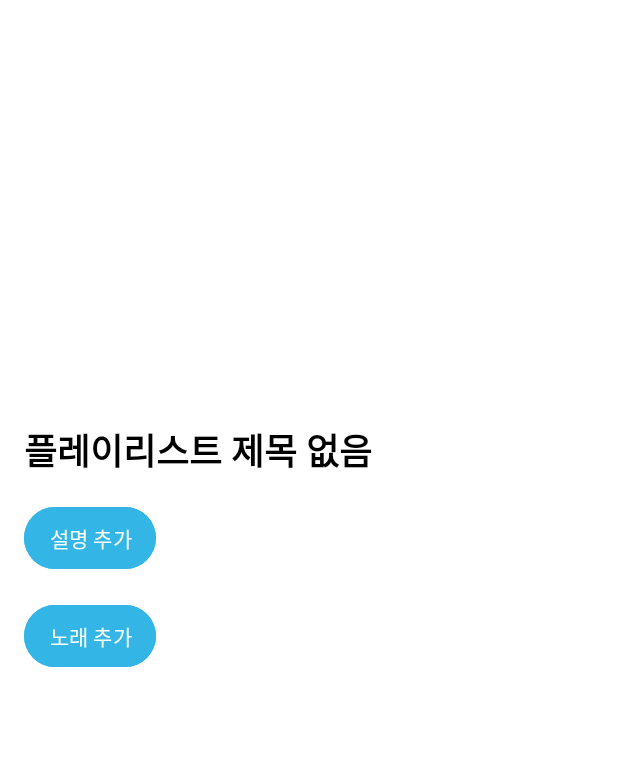
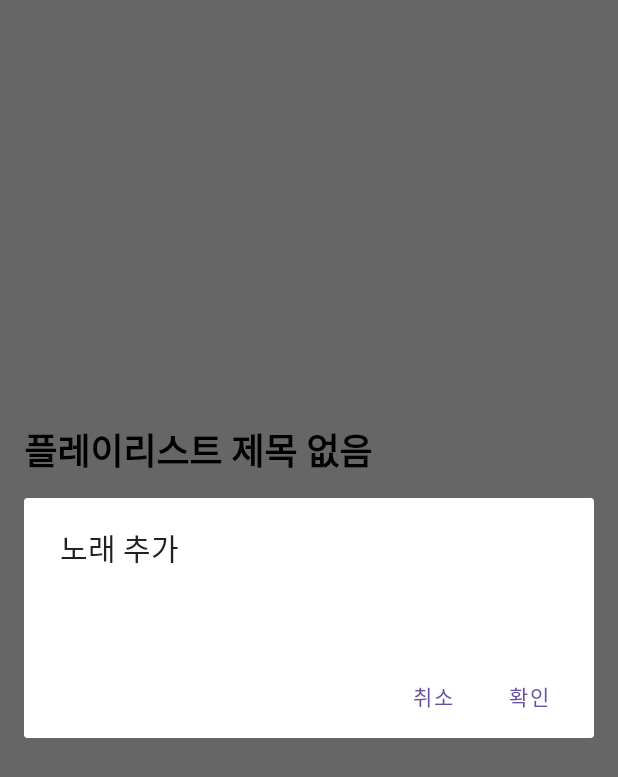
Before and after one commit to tejava317/SingSangSung, an Android app: the Tab3CustomActivity screen opened directly, with no data from a screen before it, after a tap on "노래 추가", on a phone screen of 412 x 824 dp. Shown: the top 777 px of the screen. Run offline under Robolectric (Android 15) with nearby library versions, the phone set to English and light mode, and no system bars.

Commit message:
feat: Implement song selection button (Required to update design)

```diff
--- a/app/src/main/java/com/example/singsangsung/Tab3BottomSheetFragment.kt
+++ b/app/src/main/java/com/example/singsangsung/Tab3BottomSheetFragment.kt
@@ -70,6 +70,7 @@ class Tab3BottomSheetFragment : BottomSheetDialogFragment() {
         val intent = Intent(requireContext(), Tab3CustomActivity::class.java).apply {
             putExtra("playlist_name", playlist.name)
             putExtra("playlist_image", playlist.imageUrl)
+            putIntegerArrayListExtra("playlist_songs", ArrayList(playlist.songs))
         }
         startActivity(intent)
         dismiss() // Bottom Sheet 닫기
--- a/app/src/main/java/com/example/singsangsung/Tab3CustomActivity.kt
+++ b/app/src/main/java/com/example/singsangsung/Tab3CustomActivity.kt
@@ -6,9 +6,12 @@ import android.view.View
 import android.widget.Button
 import android.widget.EditText
 import android.widget.ImageView
+import android.widget.LinearLayout
 import android.widget.TextView
 import androidx.appcompat.app.AppCompatActivity
 import com.bumptech.glide.Glide
+import com.example.singsangsung.model.Song
+import org.json.JSONArray
 
 class Tab3CustomActivity : AppCompatActivity() {
 
@@ -42,7 +45,11 @@ class Tab3CustomActivity : AppCompatActivity() {
 
         // '노래 추가' 버튼 클릭 리스너
         addSongButton.setOnClickListener {
-            // TODO: 노래 추가 로직 구현
+            showSongSelectionDialog(
+                playlistSongs = intent.getIntegerArrayListExtra("playlist_songs") ?: arrayListOf(),
+                addSongButton = addSongButton,
+                songContainer = findViewById(R.id.songContainer)
+            )
         }
     }
 
@@ -72,4 +79,71 @@ class Tab3CustomActivity : AppCompatActivity() {
 
         dialog.show()
     }
+
+    // '노래 추가' 팝업 다이얼로그
+    private fun showSongSelectionDialog(
+        playlistSongs: List<Int>,
+        addSongButton: Button,
+        songContainer: LinearLayout
+    ) {
+        val songs = loadSongsFromAssets() // 모든 노래 정보
+        val playlistSongsData = songs.filter { playlistSongs.contains(it.id) } // 플레이리스트 노래 필터링
+        val selectedSongs = mutableListOf<Song>()
+
+        val songNames = playlistSongsData.map { it.title }.toTypedArray() // 노래 제목 리스트
+        val selectedItems = BooleanArray(songNames.size) // 선택 상태 저장
+
+        val dialog = AlertDialog.Builder(this)
+            .setTitle("노래 추가")
+            .setMultiChoiceItems(songNames, selectedItems) { _, which, isChecked ->
+                if (isChecked) {
+                    selectedSongs.add(playlistSongsData[which])
+                } else {
+                    selectedSongs.remove(playlistSongsData[which])
+                }
+            }
+            .setPositiveButton("확인") { _, _ ->
+                if (selectedSongs.isNotEmpty()) {
+                    // '노래 추가' 버튼 숨기기
+                    addSongButton.visibility = View.GONE
+
+                    // 선택한 노래를 표시
+                    selectedSongs.forEach { song ->
+                        val textView = TextView(this).apply {
+                            text = "${song.title} - ${song.artist}"
+                            textSize = 16f
+                            setPadding(8, 8, 8, 8)
+                        }
+                        songContainer.addView(textView)
+                    }
+                }
+            }
+            .setNegativeButton("취소", null)
+            .create()
+
+        dialog.show()
+    }
+
+    // JSON 파일에서 모든 노래 데이터를 로드
+    private fun loadSongsFromAssets(): List<Song> {
+        val songs = mutableListOf<Song>()
+        try {
+            val inputStream = assets.open("songs.json")
+            val jsonString = inputStream.bufferedReader().use { it.readText() }
+            val jsonArray = JSONArray(jsonString)
+
+            for (i in 0 until jsonArray.length()) {
+                val jsonObject = jsonArray.getJSONObject(i)
+                val id = jsonObject.getInt("id")
+                val title = jsonObject.getString("title")
+                val artist = jsonObject.getString("artist")
+                val duration = jsonObject.getString("duration")
+                val imageUrl = jsonObject.getString("image_url")
+                songs.add(Song(id, title, artist, duration, imageUrl))
+            }
+        } catch (e: Exception) {
+            e.printStackTrace()
+        }
+        return songs
+    }
 }
--- a/app/src/main/res/layout/tab_layout3_custom.xml
+++ b/app/src/main/res/layout/tab_layout3_custom.xml
@@ -51,4 +51,10 @@
         android:backgroundTint="@android:color/holo_blue_light"
         android:textColor="@android:color/white"
         android:padding="10dp" />
+
+    <LinearLayout
+        android:id="@+id/songContainer"
+        android:layout_width="match_parent"
+        android:layout_height="wrap_content"
+        android:orientation="vertical" />
 </LinearLayout>
```
